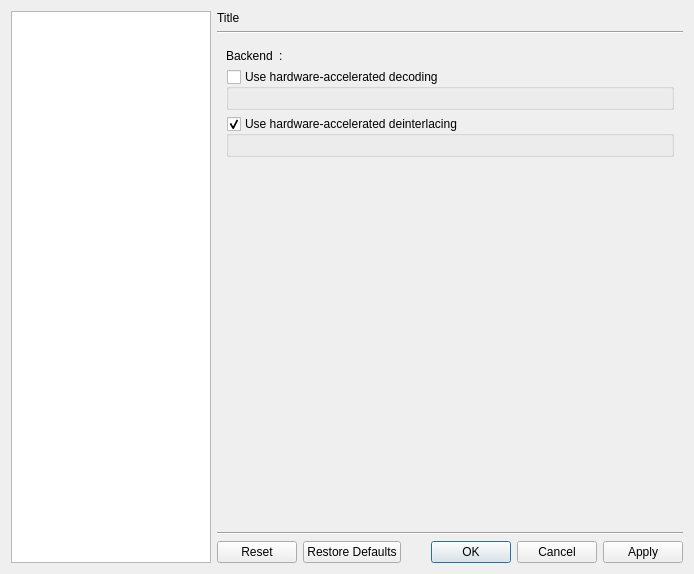
bylee20/bomi, file src/cmplayer/ui/prefdialog.ui: the form before one commit.
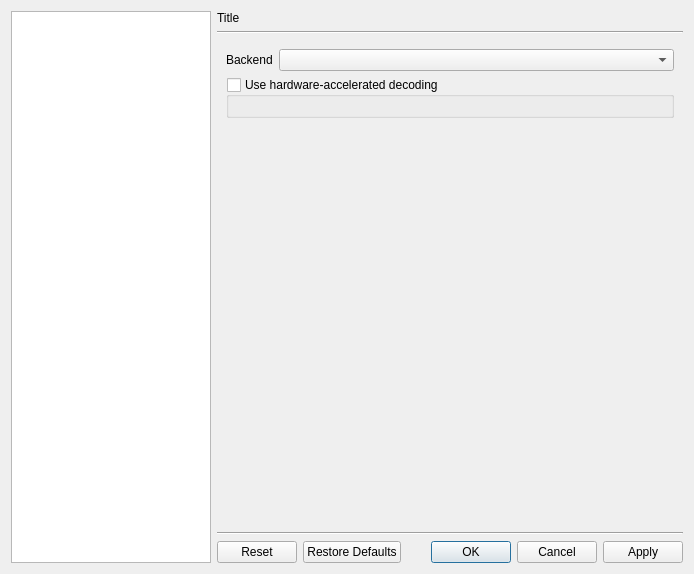
The form after the commit. Icons and pictures are not drawn. Custom widgets are drawn as their Qt base class.

```diff
--- a/src/cmplayer/ui/prefdialog.ui
+++ b/src/cmplayer/ui/prefdialog.ui
@@ -1898,16 +1898,9 @@
             </widget>
            </item>
            <item>
-            <widget class="QLabel" name="label_52">
-             <property name="text">
-              <string notr="true">:</string>
-             </property>
-            </widget>
-           </item>
-           <item>
-            <widget class="QLabel" name="hwacc_backend">
+            <widget class="QComboBox" name="hwacc_backend">
              <property name="sizePolicy">
-              <sizepolicy hsizetype="Expanding" vsizetype="Preferred">
+              <sizepolicy hsizetype="Expanding" vsizetype="Fixed">
                <horstretch>0</horstretch>
                <verstretch>0</verstretch>
               </sizepolicy>
@@ -1938,21 +1931,6 @@
            </layout>
           </widget>
          </item>
-         <item>
-          <widget class="QGroupBox" name="enable_hwdeint">
-           <property name="title">
-            <string>Use hardware-accelerated deinterlacing</string>
-           </property>
-           <property name="checkable">
-            <bool>true</bool>
-           </property>
-           <layout class="QVBoxLayout" name="verticalLayout_34">
-            <item>
-             <widget class="QWidget" name="hwdeint_list" native="true"/>
-            </item>
-           </layout>
-          </widget>
-         </item>
          <item>
           <spacer name="verticalSpacer_12">
            <property name="orientation">
```
